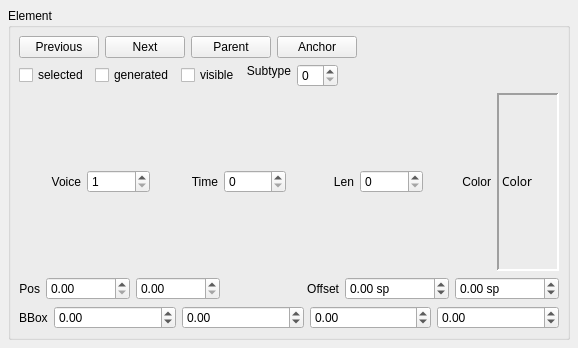
First picture: the form in mscore/mscore/element.ui, repository musescore/musescore-old, before the edit.
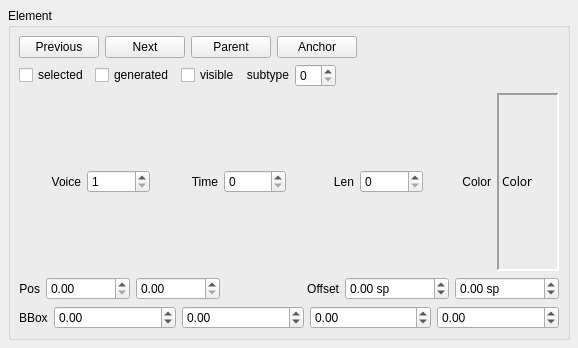
Second picture: the form after the edit.

What changed in the file:
```diff
--- a/mscore/mscore/element.ui
+++ b/mscore/mscore/element.ui
@@ -119,8 +119,19 @@
         </item>
         <item>
          <widget class="QLabel" name="label_4" >
+          <property name="sizePolicy" >
+           <sizepolicy>
+            <hsizetype>1</hsizetype>
+            <vsizetype>0</vsizetype>
+            <horstretch>0</horstretch>
+            <verstretch>0</verstretch>
+           </sizepolicy>
+          </property>
           <property name="text" >
-           <string>&lt;html>&lt;head>&lt;meta name=&quot;qrichtext&quot; content=&quot;1&quot; />&lt;/head>&lt;body style=&quot; white-space: pre-wrap; font-family:Arial; font-weight:400; font-style:normal; text-decoration:none;&quot;>&lt;p style=&quot; margin-top:0px; margin-bottom:0px; margin-left:0px; margin-right:0px; -qt-block-indent:0; text-indent:0px;&quot;>Subtype&lt;/p>&lt;/body>&lt;/html></string>
+           <string>&lt;html>&lt;head>&lt;meta name="qrichtext" content="1" />&lt;style type="text/css">
+p, li { white-space: pre-wrap; }
+&lt;/style>&lt;/head>&lt;body style=" font-family:'Sans Serif'; font-size:9pt; font-weight:400; font-style:normal; text-decoration:none;">
+&lt;p style=" margin-top:0px; margin-bottom:0px; margin-left:0px; margin-right:0px; -qt-block-indent:0; text-indent:0px; font-family:'Arial';">subtype&lt;/p>&lt;/body>&lt;/html></string>
           </property>
           <property name="alignment" >
            <set>Qt::AlignRight</set>
```
Left out of the diff: 46 changed lines with no effect on the pictures.
